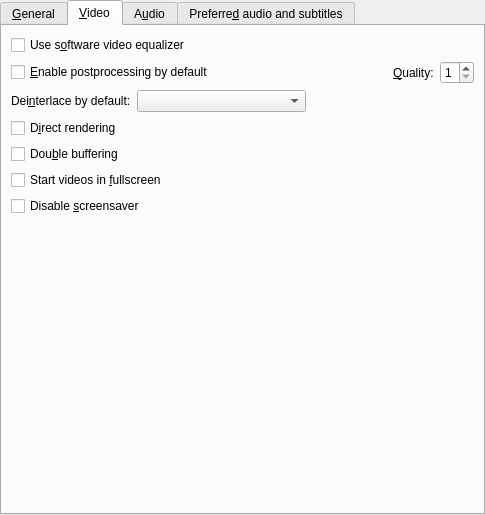
This is src/prefgeneral.ui in wilbert2000/wzplayer as Qt 5 draws it before an edit. The edited form follows.
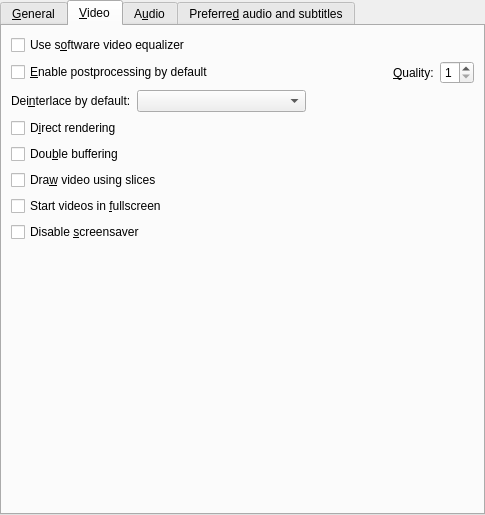
This is the edited form. The open tabs and pages were chosen to show the change. Custom widgets are drawn as their Qt base class.

Commit message: Added a new option in Preferences->General->Video: "Draw video using slices" (-slices / -noslices in mplayer). Enabled by default.

```diff
--- a/src/prefgeneral.ui
+++ b/src/prefgeneral.ui
@@ -384,6 +384,13 @@
          </property>
         </widget>
        </item>
+       <item>
+        <widget class="QCheckBox" name="use_slices_check" >
+         <property name="text" >
+          <string>Dra&amp;w video using slices</string>
+         </property>
+        </widget>
+       </item>
        <item>
         <widget class="QCheckBox" name="start_fullscreen_check" >
          <property name="text" >
```
Left out of the diff: 2 changed lines with no effect on the pictures. The commit also changes 6 other files.
